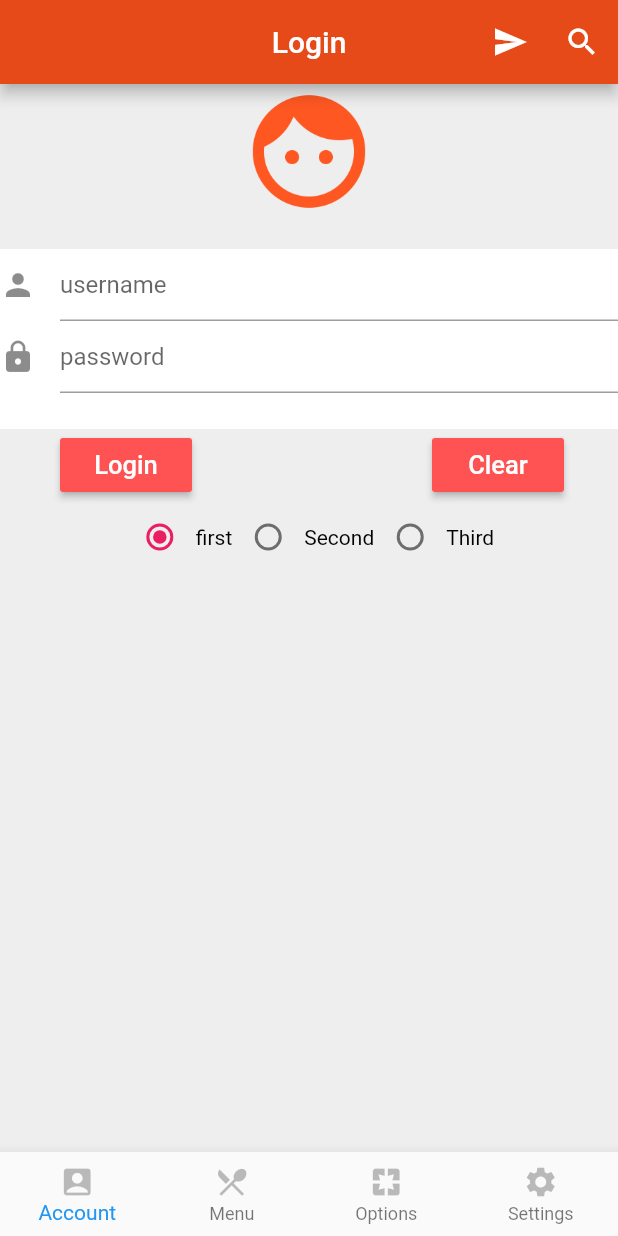
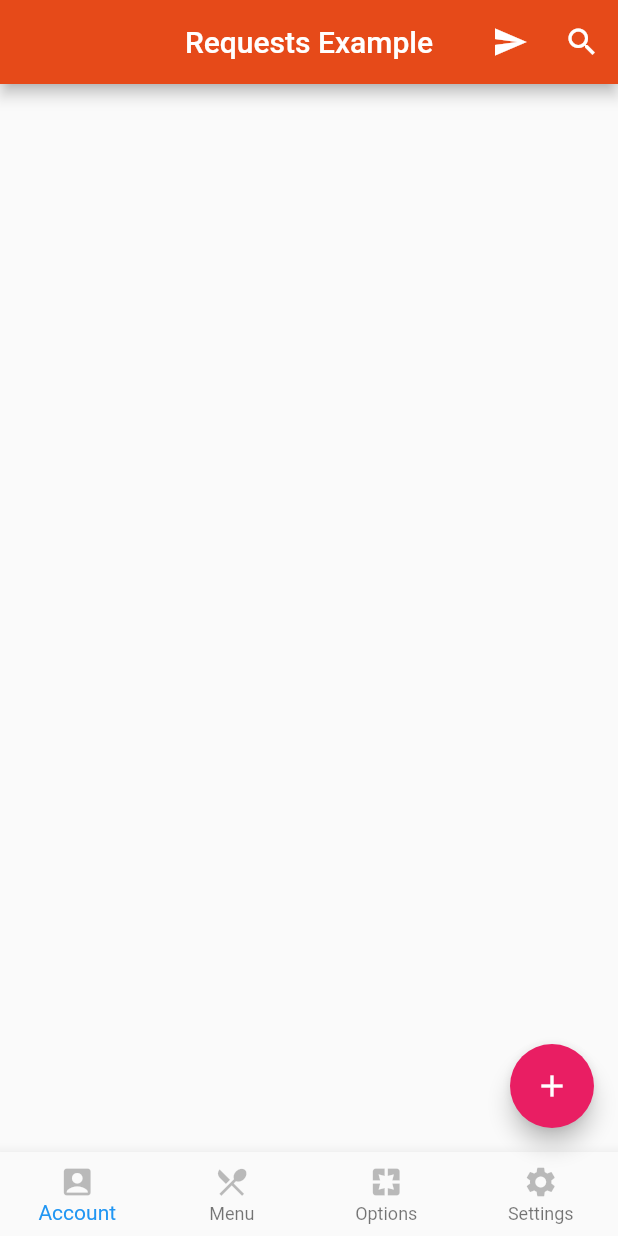
Before and after one commit to mkmad/dartExample, a Flutter app: the screen it shows after launch, on a phone screen of 412 x 824 dp. Run offline on Flutter 3.47's test engine with Material 2 defaults, Android fonts, the phone set to English and light mode, and no system bars.

Commit message:
Async functions, Setting state in async functions, ListView builder, ListTile - title, subTitle and leading, Navigator, AlertDialog

```diff
--- a/lib/main.dart
+++ b/lib/main.dart
@@ -1,10 +1,12 @@
 import 'package:flutter/material.dart';
 import 'package:flutter_app/scaffold/scaffoldStatelessExample.dart';
 import 'package:flutter_app/scaffold/scaffoldStatefulExample.dart';
+import 'requests/requestsExample.dart';
 import "login/login.dart";
 
 void main() {
   var title = "Scaffold example";
+
   runApp(new MaterialApp(
     // Stateless Widget
     //home: new ScaffoldStatelessWidget(title: title,),
@@ -13,6 +15,11 @@ void main() {
     // home: new ScaffoldStatefullWidget(title: title),
 
     // Login page
-    home: new Login(),
+    // home: new Login(),
+
+    // Requests page
+    home: new RequestsWidget(
+      title: "Requests Example",
+    ),
   ));
 }
--- /dev/null
+++ b/lib/requests/requestsExample.dart
@@ -0,0 +1,220 @@
+import 'package:flutter/material.dart';
+import 'dart:async';
+import 'dart:convert';
+import 'package:http/http.dart' as http;
+
+// Create a custom stateful widget
+class RequestsWidget extends StatefulWidget {
+  String title;
+
+  RequestsWidget({Key key, this.title}) : super(key: key);
+
+  // It is necessary to create states of every
+  // stateful widget
+  @override
+  State<StatefulWidget> createState() {
+    return new CustomState(title: this.title);
+  }
+}
+
+// This class creates a state for the CustomStatefulWidget
+// Note: how it extends State and its of type <CustomStatefulWidget>
+class CustomState extends State<RequestsWidget> {
+  String title;
+
+  CustomState({this.title});
+
+  List data;
+
+  // Async request call to fetch the posts from a given url
+  // Note: This function returns a Future<List> which gets
+  //       converted to List if this function is called by
+  //       another async function
+  Future<List> getData() async {
+    // The url to hit
+    String url = "https://jsonplaceholder.typicode.com/posts";
+
+    // Http get function, note the await before the http.get
+    // Also note: I chain the results here, get(url) returns a response
+    //            that is passed to 'then' statement (which gets executed only
+    //            if there is a response objects), I then return response.body
+    //            or throw an error depending on the response's status code
+    //            that is then passed along to the next 'then' statement where
+    //            I decode the body. This final decoded body is then passed
+    //            as a return value to this function
+
+    // Also Note: decode the json from the response body and return as a
+    //            list of dict's, i.e. [{...}, {...}, ...]
+
+    // Also Note: I set the value of data inside setState that's again inside
+    //            of 'then' statement. This is how you use steState inside async
+    //            functions. If you call setState outside then the async function
+    //            might update an incorrect value since the async function escapes
+    //            and computes a new value, hence - always use setState inside the
+    //            'then' statement. In a way 'then' statements acts as completion handlers
+
+    Future<List> result = await http.get(url).then((response) {
+      return response.statusCode == 200
+          ? response.body
+          : throw 'Error when getting data';
+    }).then((body) {
+      setState(() {
+        // We update the value of data inside setState, which will update the
+        // each of the values of ListTile inside the ListView.builder in the body
+        // section
+        data = json.decode(body);
+        return data;
+      });
+    });
+
+    return result;
+  }
+
+  // This async function acts as the handler for the floating button.
+  // Since it calls an async function (getData) it also needs the
+  // keyword async in its function definition. Similar to how we used
+  // await for http.get we need to use await before calling getData
+  // Also Note: Even though this function is also async we don't use
+  //            async when mapping this function to the onPressed handler
+  //            of the floating action button
+  void listData() async {
+    // Get the data from getData function asynchronously
+    // Must have the await keyword when calling async functions
+    await getData();
+  }
+
+  // This function is a list tap handler. It creates a alert box
+  // every time a list item is tapped
+  void handleListTap(BuildContext context, int position) {
+    debugPrint("Position: $position tapped");
+
+    // Create a alert dialog widget
+    // Note: The onPressed of the FlatButton uses
+    //       Navigator which keeps track of all the
+    //       screens and when we say pop in a given context
+    //       then its going to pop the top most screen
+    //       (in this case the alert dialog)
+    var alert = new AlertDialog(
+      title: new Text(data[position]['title']),
+      actions: <Widget>[
+        new FlatButton(
+            onPressed: () => Navigator.of(context).pop(),
+            child: new Text("OK")),
+      ],
+    );
+
+    // show the alert dialog widget
+    showDialog(
+        context: context,
+        builder: (context) {
+          return alert;
+        });
+  }
+
+  Scaffold createScafflod() {
+    /*
+      Scaffold has many in-built widgets like AppBar,
+      floatingActionButton, bottomNavigationBar, body etc..
+
+      So, we declare the properties of these widgets and return
+      the scaffold
+
+     */
+
+    return new Scaffold(
+      // Creates and sets params for AppBar
+      appBar: new AppBar(
+          backgroundColor: Colors.deepOrange.shade700,
+          title: new Text(this.title),
+          centerTitle: true,
+          // The action widgets are the right icons in the appBar
+          actions: <Widget>[
+            new IconButton(
+                icon: new Icon(Icons.send),
+                onPressed: () => debugPrint("Send icon Tapped!")),
+            new IconButton(
+                icon: new Icon(Icons.search),
+                onPressed: () => debugPrint("Send icon Tapped!")),
+          ]),
+
+      // ListView builder builds a scrollable list view
+      // It takes in itemCount and itemBuilder as two main params
+      body: ListView.builder(
+        // Note: data var is built dynamically, hence when the body widget tries
+        //       to layout the other widget, data is still null hence I have the
+        //       itemCount set to 0 if the data is null
+        itemCount: data == null ? 0 : data.length,
+        // itemBuilder returns a column that's defined in this closure
+        itemBuilder: (BuildContext context, int position) {
+          return new Column(
+            children: <Widget>[
+              new Divider(
+                height: 3.5,
+              ),
+              new ListTile(
+                title: data == null
+                    ? new Text("")
+                    : new Text(
+                        "${data[position]["title"]}",
+                        style: new TextStyle(fontWeight: FontWeight.bold),
+                      ),
+                subtitle: data == null
+                    ? new Text("")
+                    : new Text("${data[position]["body"]}"),
+                leading: CircleAvatar(
+                  backgroundColor: Colors.orangeAccent,
+                  child: new Text("X"),
+                ),
+                // Note: See how I am calling a function with params for the onTap handler
+                onTap: () => handleListTap(context, position),
+              ),
+            ],
+          );
+        },
+      ),
+
+      // Creates and sets params for floatingActionButton
+      // Note: Here the onPressed of the floatingActionButton
+      //       is mapped to a async function
+      floatingActionButton: new FloatingActionButton(
+        onPressed: listData,
+        backgroundColor: Colors.pink,
+        // tooltip describes what the button does when its long pressed
+        tooltip: 'prints button pressed',
+        child: new Icon(Icons.add),
+      ),
+
+      // Creates and sets params for bottomNavigationBar
+      // Note: bottomNavigationBar requires atleast 2 items
+      bottomNavigationBar: new BottomNavigationBar(
+        // have to declare the type if there are more
+        // than 3 navigation items
+        type: BottomNavigationBarType.fixed,
+
+        // The actual buttons
+        items: [
+          new BottomNavigationBarItem(
+              icon: new Icon(Icons.account_box, color: Colors.black26),
+              title: new Text("Account")),
+          new BottomNavigationBarItem(
+              icon: new Icon(Icons.restaurant_menu, color: Colors.black26),
+              title: new Text("Menu")),
+          new BottomNavigationBarItem(
+              icon: new Icon(Icons.pages, color: Colors.black26),
+              title: new Text("Options")),
+          new BottomNavigationBarItem(
+              icon: new Icon(Icons.settings, color: Colors.black26),
+              title: new Text("Settings"))
+        ],
+
+        // action handler for item pressed (note: its index based)
+        onTap: (int i) => debugPrint("Hey Touched $i"),
+      ),
+    );
+  }
+
+  @override
+  Widget build(BuildContext context) {
+    return createScafflod();
+  }
+}
--- a/pubspec.yaml
+++ b/pubspec.yaml
@@ -15,6 +15,10 @@ environment:
 dependencies:
   flutter:
     sdk: flutter
+
+  # http dependency
+  http: ^0.12.0+1
+
 
   # The following adds the Cupertino Icons font to your application.
   # Use with the CupertinoIcons class for iOS style icons.
```
Also changed, not shown: pubspec.lock, 18 other files.
